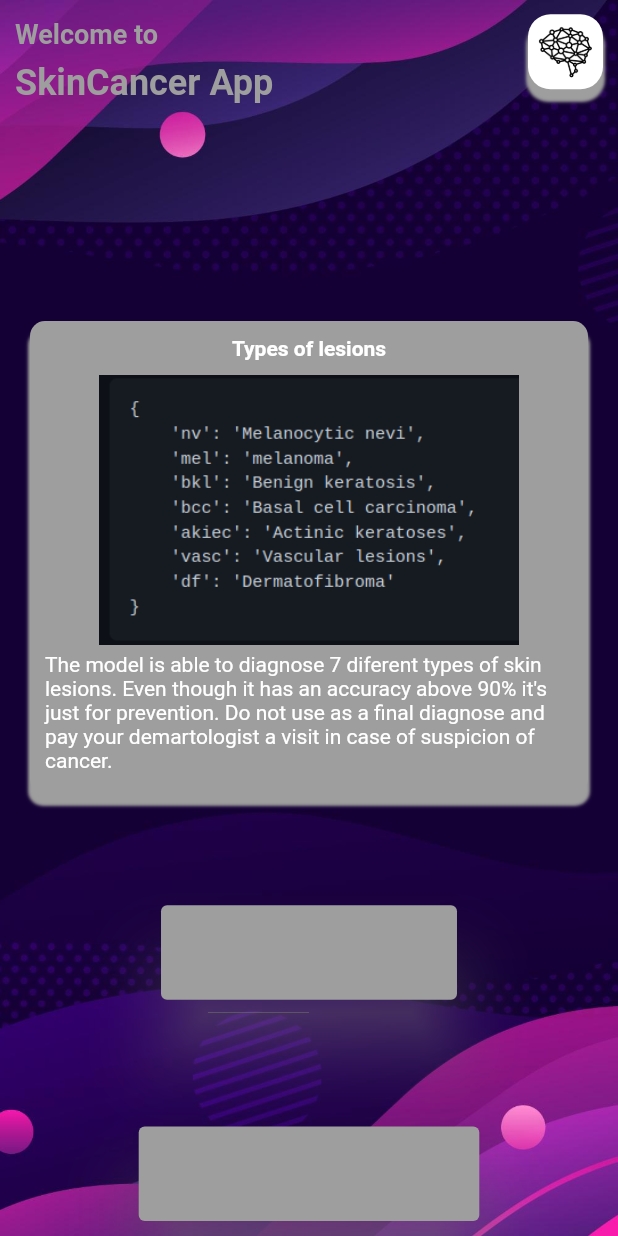
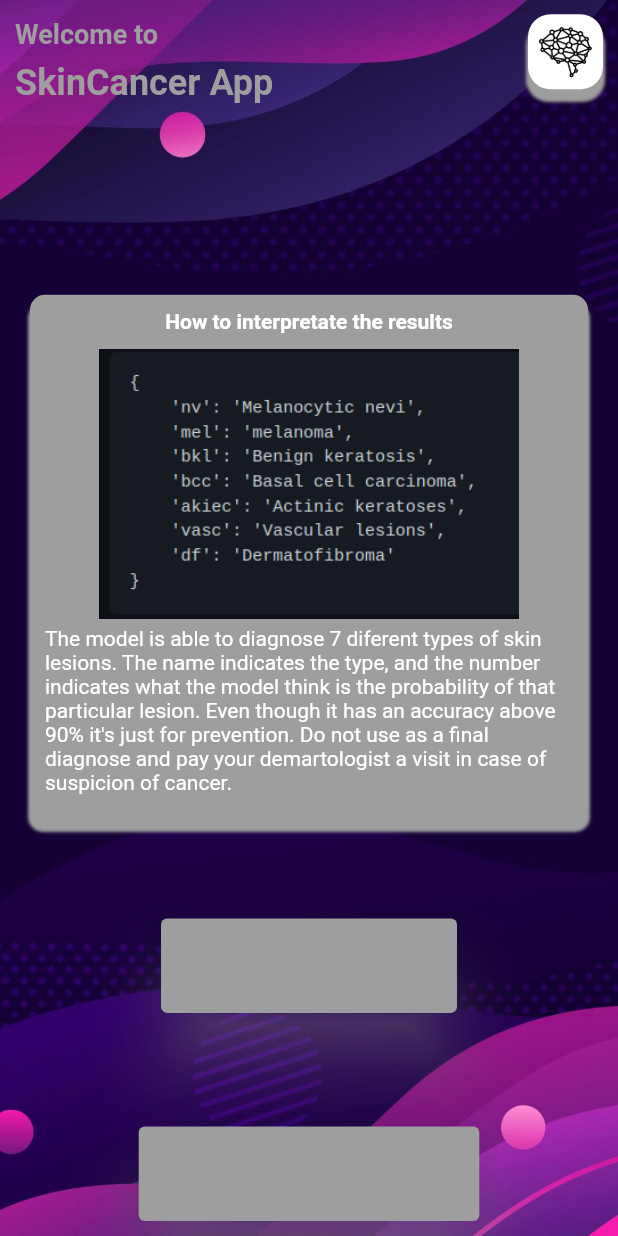
Before and after one commit to jafetsierra/skin_cancer_mobile_app, a Flutter app: the ResultPage screen opened directly with empty values, on a phone screen of 412 x 824 dp. Run offline on Flutter 3.47's test engine with Material 2 defaults, Android fonts, the phone set to English and light mode, and no system bars; our stand-ins replace file_picker, flutter_spinkit.

Commit message:
how to interpretate the model added

```diff
--- a/lib/pages/resultPage.dart
+++ b/lib/pages/resultPage.dart
@@ -56,14 +56,14 @@ class _ResultPageState extends State<ResultPage> {
                         ),
                     ],
                     borderRadius: BorderRadius.circular(10)),
-                    height: 315,
+                    height: 350,
                     child: Column(
                       children: [
-                        const Text('Types of lesions',style: TextStyle(fontWeight: FontWeight.bold,color: Colors.white),),
+                        const Text('How to interpretate the results',style: TextStyle(fontWeight: FontWeight.bold,color: Colors.white),),
                         const SizedBox(height: 10,),
                         Image.asset('lib/images/dic.png',height: 180,),
                         const SizedBox(height: 5,),
-                        Text("The model is able to diagnose 7 diferent types of skin lesions. Even though it has an accuracy above 90% it's just for prevention. Do not use as a final diagnose and pay your demartologist a visit in case of suspicion of cancer.",
+                        const Text("The model is able to diagnose 7 diferent types of skin lesions. The name indicates the type, and the number indicates what the model think is the probability of that particular lesion. Even though it has an accuracy above 90% it's just for prevention. Do not use as a final diagnose and pay your demartologist a visit in case of suspicion of cancer.",
                             style: TextStyle(color: Colors.white),),
                         // Text('Checkout the official repository for a better insight and specific information',
                         //   style: TextStyle(fontSize: 15,fontWeight: FontWeight.bold,color: widget.textColor),
```
